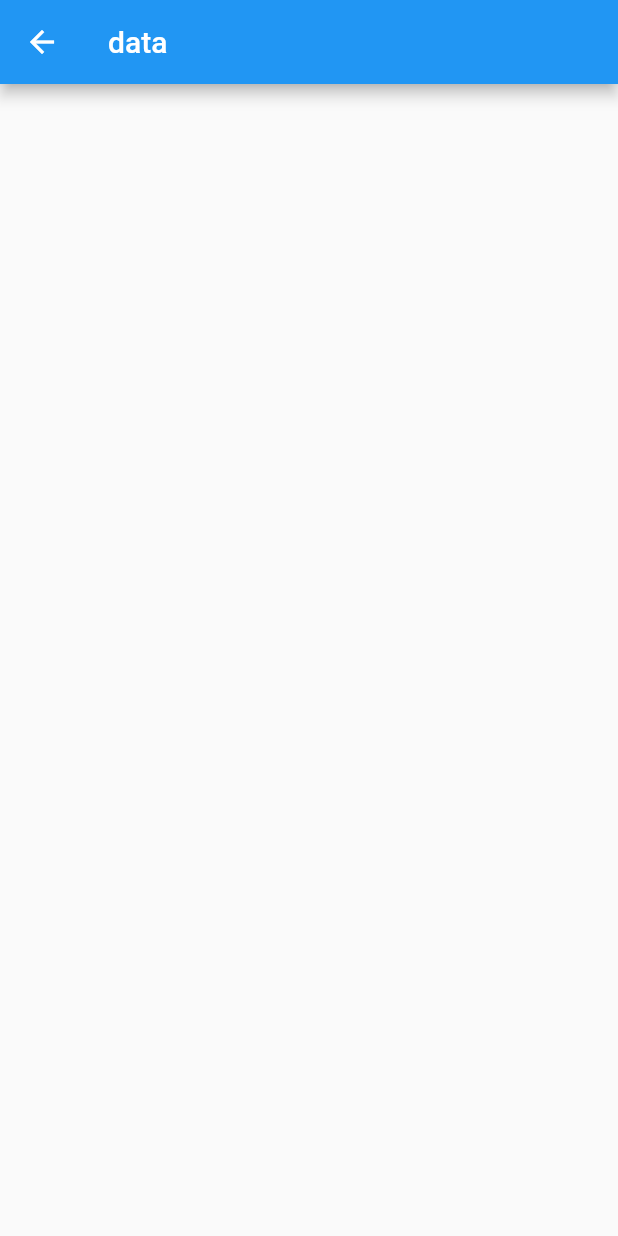
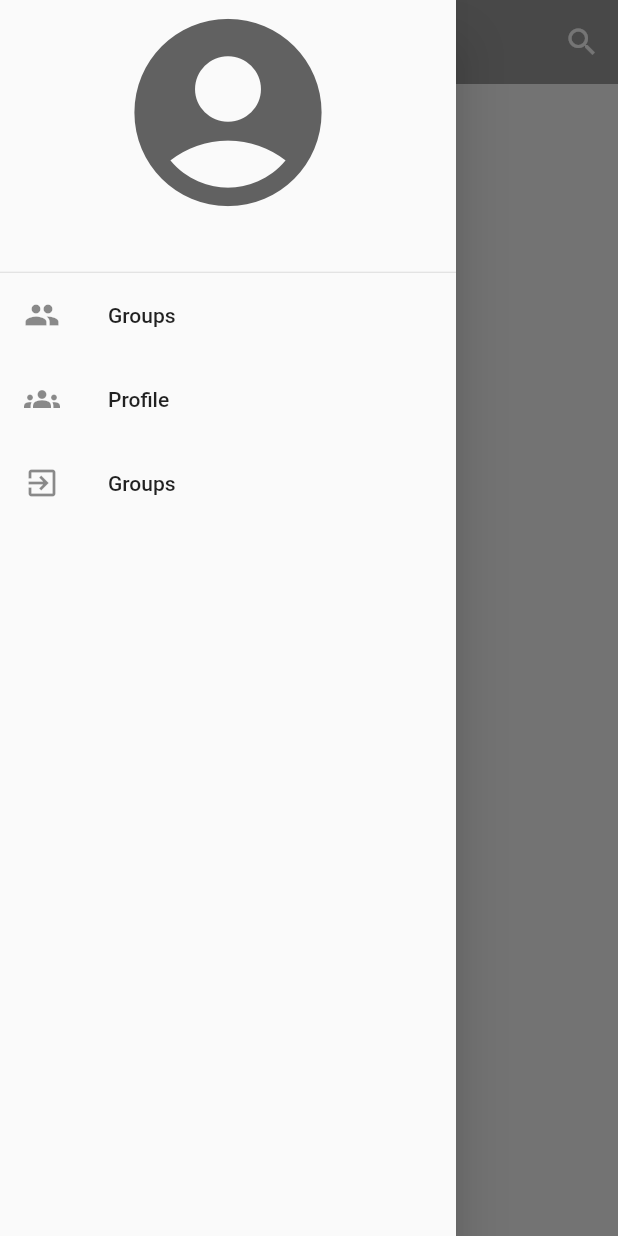
Before and after one commit to SudheerReddy9/chatting, a Flutter app: the HomePage screen opened directly, with the side drawer open (before the commit the screen has no drawer), on a phone screen of 412 x 824 dp. Run offline on Flutter 3.47's test engine with Material 2 defaults, Android fonts, the phone set to English and light mode, and no system bars; our stand-ins replace cloud_firestore, firebase_auth, firebase_core, flutter_spinkit, shared_preferences; accounts and stored records are empty.

Commit message:
Some changes

```diff
--- a/lib/helper/helper_function.dart
+++ b/lib/helper/helper_function.dart
@@ -35,6 +35,16 @@ static Future<bool?> getUserLoggedInStatus() async{
   return sf.getBool(userLoggedInKey);
 }
 
+  static Future<String?> getUserNameStatus() async{
+    SharedPreferences sf = await SharedPreferences.getInstance();
+    return sf.getString(userNameKey);
+  }
+
+  static Future<String?> getUserEmailStatus() async{
+    SharedPreferences sf = await SharedPreferences.getInstance();
+    return sf.getString(userEmailKey);
+  }
+
 
 
 
--- a/lib/pages/home_page.dart
+++ b/lib/pages/home_page.dart
@@ -1,5 +1,9 @@
+import 'package:chatting/helper/helper_function.dart';
+import 'package:chatting/pages/search_page.dart';
+import 'package:chatting/service/auth_service.dart';
+import 'package:chatting/widgets/forms.dart';
+import 'package:flutter/material.dart';
 
-import 'package:flutter/material.dart';
 class HomePage extends StatefulWidget {
   const HomePage({Key? key}) : super(key: key);
 
@@ -8,11 +12,77 @@ class HomePage extends StatefulWidget {
 }
 
 class _HomePageState extends State<HomePage> {
+  String userName = '';
+  String email = '';
+  AuthService authService = AuthService();
+
+  @override
+  void initState() {
+    // TODO: implement initState
+    super.initState();
+    gettingUserData();
+  }
+
+  gettingUserData(){
+    HelperFunctions.getUserEmailStatus().then((value) {
+      setState(() {
+        email = value!;
+      });
+    });
+    HelperFunctions.getUserNameStatus().then((value) {
+      setState(() {
+        userName = value!;
+      });
+    });
+  }
   @override
   Widget build(BuildContext context) {
-    return  Scaffold(
+    return Scaffold(
+      appBar: AppBar(
+        actions: [
+          IconButton(onPressed: (){
+            nextScreen(context, const SearchPage());
+          }, icon: const Icon(Icons.search))
+        ],
+        elevation: 0,
+        centerTitle: true,
+        backgroundColor: Colors.grey,
+        title: const Text("Groups"),
+      ),
+      drawer : Drawer(
+        child : ListView(
+          children: [
+            Icon(Icons.account_circle,size: 150,color: Colors.grey[700],),
 
-      appBar: AppBar(title: const Text("data"),),
+           const SizedBox(
+              height: 15,
+            ),
+            Text(userName,
+            textAlign: TextAlign.center,
+            style: const TextStyle(fontWeight: FontWeight.bold),),
+            const Divider(
+              height: 1,
+            ),
+            ListTile(
+              onTap: (){},
+              leading: const Icon(Icons.group),
+              title: const Text("Groups"),
+            ),
+            ListTile(
+              onTap: (){},
+              leading: const Icon(Icons.groups),
+              title: const Text("Profile"),
+            ),
+            ListTile(
+              onTap: (){},
+              leading: const Icon(Icons.exit_to_app),
+              title: const Text("Groups"),
+            )
+
+          ]
+        )
+      )
+
     );
   }
 }
--- a/lib/service/database_service.dart
+++ b/lib/service/database_service.dart
@@ -5,9 +5,9 @@ class DatabaseService {
   DatabaseService({this.uid});
 
   final CollectionReference userCollection =
-      FirebaseFirestore.instance.collection("users");
+      FirebaseFirestore.instance.collection("Users");
   final CollectionReference groupCollection =
-  FirebaseFirestore.instance.collection("groups");
+      FirebaseFirestore.instance.collection("groups");
   Future updateUserData(String fullName, String email) async{
     return await userCollection.doc(uid).set({
       "fullName": fullName,
--- a/lib/widgets/forms.dart
+++ b/lib/widgets/forms.dart
@@ -10,12 +10,12 @@ const textInputDecoration = InputDecoration(
       OutlineInputBorder(borderSide: BorderSide(color: Colors.red, width: 2)),
 );
 void nextScreen(context, page) {
-  Navigator.push(context, MaterialPageRoute(builder: ((context) => page)));
+  Navigator.push(context, MaterialPageRoute(builder: (context) => page));
 }
 
 void nextScreenReplace(context, page) {
   Navigator.pushReplacement(
-      context, MaterialPageRoute(builder: ((context) => page)));
+      context, MaterialPageRoute(builder: (context) => page));
 }
 
 void showSnackBar(context, color, message) {
--- a/pubspec.yaml
+++ b/pubspec.yaml
@@ -40,6 +40,8 @@ dependencies:
   cloud_firestore: ^4.4.5
   shared_preferences: ^2.0.18
   flutter_spinkit: ^5.1.0
+  english_words: ^4.0.0
+  provider: ^6.0.0
 
 dev_dependencies:
   flutter_test:
```
Also changed, not shown: lib/pages/auth/login_page.dart (+38 -6 lines), lib/pages/auth/register_page.dart (+38 -28 lines), lib/pages/search_page.dart (added, +14 -0 lines), lib/service/auth_service.dart (+35 -4 lines), pubspec.lock, 1 other file.
